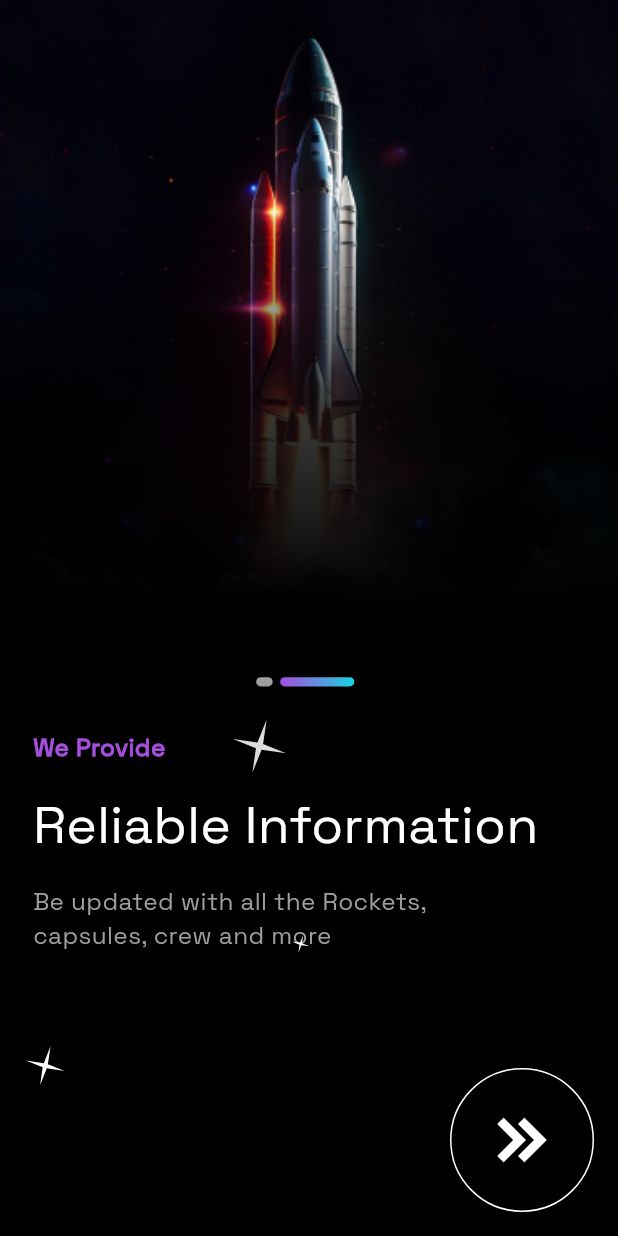
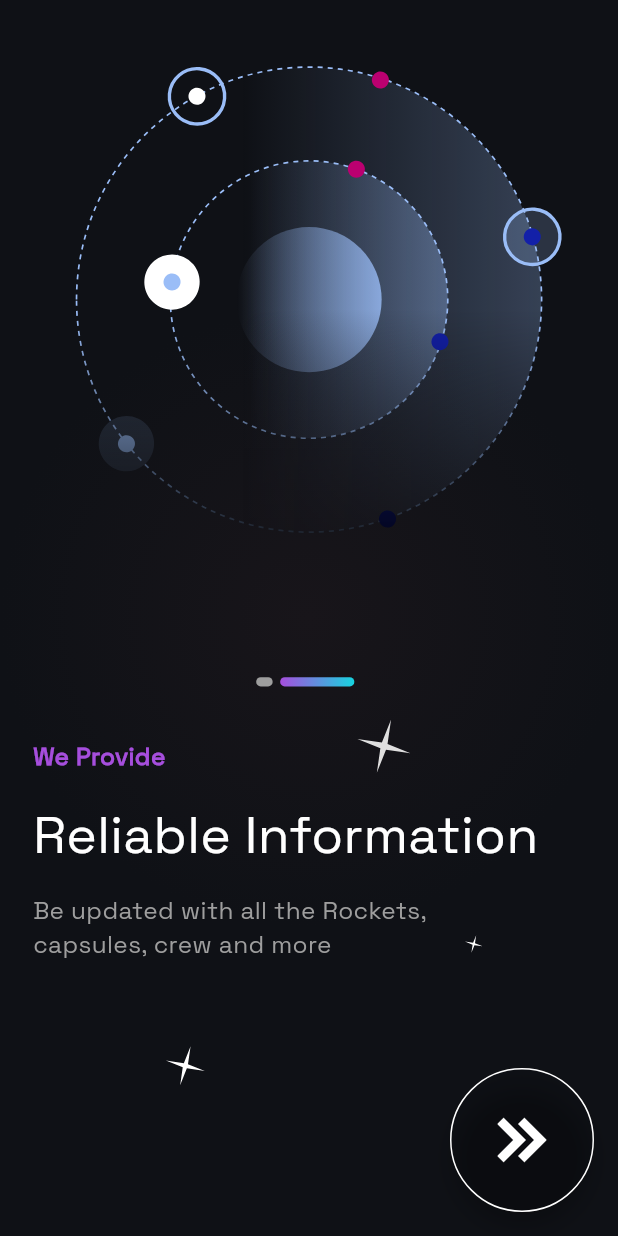
Before and after one commit to GalaxtXGate/GalaxtXGate, a Flutter app: the screen it shows after launch, after a tap on an icon or button, on a phone screen of 412 x 824 dp. Run offline on Flutter 3.47's test engine with Material 3 defaults, Android fonts, the light colour scheme and no system bars; our stand-ins replace animated_text_kit, cached_network_image, cloud_firestore, connectivity_plus, dartz, dio and 14 more; accounts and stored records are empty; project files that could hold a hidden picture were left out.

Commit message:
update cinflicts

```diff
--- a/flutter_native_splash.yaml
+++ b/flutter_native_splash.yaml
@@ -1,8 +1,8 @@
 flutter_native_splash:
 
-  color: "#1E1E1E"
+  color: "#181818"
   image: assets/icons/splash_logo.png
 
   android_12:
-    color: "#1E1E1E"
+    color: "#181818"
     image: assets/icons/splash_logo_android12.png
--- a/lib/features/about_company/screens/widgets/header_and_sapce_with_animated_text.dart
+++ b/lib/features/about_company/screens/widgets/header_and_sapce_with_animated_text.dart
@@ -32,8 +32,8 @@ class HeaderAndSpaceWithAnimatedText extends StatelessWidget {
                   ).createShader(rect),
               child: Positioned.fill(child: Image.asset(AppImages.space))),
           const DefultAppHeader(
-            title: "About SpaceX",
-            tag: "About SpaceX",
+            title: "About Space X",
+            tag: "About Space X",
           ),
           Positioned.fill(
             child: Padding(
--- a/lib/features/auth/screens/widgets/add_profile_picture.dart
+++ b/lib/features/auth/screens/widgets/add_profile_picture.dart
@@ -27,7 +27,7 @@ class AddProfilePicture extends StatelessWidget {
                 Center(
               child: value != null
                   ? ClipOval(
-                      child: Image.file(value!,
+                      child: Image.file(value,
                           width: 140, height: 140, fit: BoxFit.cover),
                     )
                   : ShaderMask(
--- a/lib/features/onboarding/data/models/content.dart
+++ b/lib/features/onboarding/data/models/content.dart
@@ -1,7 +1,6 @@
 import 'package:easy_localization/easy_localization.dart';
-import 'package:galaxyxgate/core/utils/app_images.dart';
+import 'package:galaxyxgate/core/utils/app_animations.dart';
 import 'package:galaxyxgate/core/utils/app_strings.dart';
-import 'package:galaxyxgate/core/utils/app_animations.dart';
 
 class Content {
   String image;
@@ -17,14 +16,14 @@ class Content {
 
 List<Content> content = [
   Content(
-      image: AppImages.moon,
-      text: AppStrings. welcomeTo.tr(),
+      image: AppAnimations.moon,
+      text: AppStrings.welcomeTo.tr(),
       title: AppStrings.galaxyXGate.tr(),
-      subTitle:  AppStrings.yourGuideToKnowingAllAboutSpaceXLaunches .tr()),
+      subTitle: AppStrings.yourGuideToKnowingAllAboutSpaceXLaunches.tr()),
   Content(
-      image: AppImages.rocket,
-      text: AppStrings.weProvide.tr(),
-      title:  AppStrings.reliableInformation.tr(),
-      subTitle: AppStrings.beUpdatedWithAllTheRocketsCapsulesCrew.tr(),),
-
+    image: AppAnimations.galaxy,
+    text: AppStrings.weProvide.tr(),
+    title: AppStrings.reliableInformation.tr(),
+    subTitle: AppStrings.beUpdatedWithAllTheRocketsCapsulesCrew.tr(),
+  ),
 ];
--- a/lib/features/onboarding/screens/onboarding_screen.dart
+++ b/lib/features/onboarding/screens/onboarding_screen.dart
@@ -1,13 +1,13 @@
 import 'package:easy_localization/easy_localization.dart';
 import 'package:flutter/material.dart';
 import 'package:galaxyxgate/core/routes/routes.dart';
-import 'package:galaxyxgate/core/themes/app_colors.dart';
 import 'package:galaxyxgate/core/utils/app_images.dart';
+import 'package:galaxyxgate/core/widgets/gradient_gray_background.dart';
 import 'package:galaxyxgate/features/onboarding/data/models/content.dart';
 import 'package:flutter_screenutil/flutter_screenutil.dart';
 import 'package:galaxyxgate/features/onboarding/screens/widget/custom_floatin_action_button.dart';
+import 'package:galaxyxgate/features/onboarding/screens/widget/onboarding_page_view.dart';
 import 'package:galaxyxgate/features/onboarding/screens/widget/page_indicator.dart';
-import 'package:galaxyxgate/features/onboarding/screens/widget/onboarding_page_view.dart';
 import 'package:galaxyxgate/features/onboarding/screens/widget/positioned_star_with_animation.dart';
 
 class OnBoardingScreen extends StatefulWidget {
@@ -27,7 +27,6 @@ class _OnBoardingScreenState extends State<OnBoardingScreen>
   @override
   void initState() {
     super.initState();
-
     initializePageController();
     initializeAnimationController();
     initializeAnimatedStars();
@@ -63,8 +62,8 @@ class _OnBoardingScreenState extends State<OnBoardingScreen>
   @override
   Widget build(BuildContext context) {
     return Scaffold(
-      backgroundColor: AppColors.black,
-      body: Stack(
+      body: GradientGrayBackground(
+        child: Stack(
           children: [
             //page view
             OnBoardingPageView(
@@ -85,27 +84,28 @@ class _OnBoardingScreenState extends State<OnBoardingScreen>
             PositionedStarWithAnimation(
               animation: _animatedStar1,
               bottom: 310.h,
-            right:  context.locale==Locale("en")?60.w:0,
-            left:   context.locale==Locale("en")?0:60.w,
+              right: context.locale == const Locale("en") ? -100 : 0,
+              left: context.locale == const Locale("en") ? 0 : -100.w,
               scale: 1.5,
             ),
             // Star #2
             PositionedStarWithAnimation(
               animation: _animatedStar2,
               bottom: 180.h,
-            right:  context.locale==Locale("en")?10.w:0,
-            left:   context.locale==Locale("en")?0:10.w,
+              right: context.locale == const Locale("en") ? -200.w : 0,
+              left: context.locale == const Locale("en") ? 0 : -200.w,
               scale: 0.5,
             ),
             // Star #3
             PositionedStarWithAnimation(
               animation: _animatedStar3,
               bottom: 100.h,
-            right:  context.locale==Locale("en")?320.w:0,
-            left:   context.locale==Locale("en")?0:320.w,
+              right: context.locale == const Locale("en") ? 150.w : 0,
+              left: context.locale == const Locale("en") ? 0 : 150.w,
               scale: 1.1,
             ),
           ],
+        ),
       ),
       // FloatingActionButton
       floatingActionButton: CustomFloatingActionButton(
--- a/lib/features/onboarding/screens/widget/onboarding_item.dart
+++ b/lib/features/onboarding/screens/widget/onboarding_item.dart
@@ -4,6 +4,7 @@ import 'package:galaxyxgate/core/themes/app_colors.dart';
 import 'package:galaxyxgate/core/themes/text_styles.dart';
 import 'package:galaxyxgate/features/onboarding/data/models/content.dart';
 import 'package:galaxyxgate/features/onboarding/screens/widget/gradient_Text.dart';
+import 'package:lottie/lottie.dart';
 
 class OnBoardingItem extends StatelessWidget {
   final Content content;
@@ -18,24 +19,22 @@ class OnBoardingItem extends StatelessWidget {
   @override
   Widget build(BuildContext context) {
     return ListView(
-      padding: EdgeInsets.zero,
       children: [
-        ShaderMask(
+        Transform.scale(
+          scale: 0.9,
+          child: ShaderMask(
               shaderCallback: (Rect rect) => const LinearGradient(
                       begin: Alignment.topCenter,
                       end: Alignment.bottomCenter,
                       colors: [
                         AppColors.white,
                         AppColors.white,
-                AppColors.deepGrey,
                         AppColors.black,
                       ]).createShader(rect),
-          child: Image.asset(
+              child: Lottie.asset(
+                fit: BoxFit.cover,
                 content.image,
-            height: 400.h,
-            width: MediaQuery.of(context).size.width,
-            fit: BoxFit.cover,
-          ),
+              )),
         ),
         Padding(
           padding: EdgeInsets.symmetric(horizontal: 20.w),
--- a/lib/main.dart
+++ b/lib/main.dart
@@ -8,17 +8,18 @@ import 'package:galaxyxgate/galaxy_x_gate_app.dart';
 import 'package:easy_localization/easy_localization.dart';
 
 import 'core/utils/app_assets.dart';
+
 void main() async {
   WidgetsFlutterBinding.ensureInitialized();
   await Firebase.initializeApp();
   await CacheHelper.init();
+  await EasyLocalization.ensureInitialized();
+
   setUpServiceLocator();
   getIt<AuthServices>().getCredintials();
   runApp(const MyApp());
   CacheHelper.init();
-  await EasyLocalization.ensureInitialized();
-  runApp(
-      EasyLocalization(
+  runApp(EasyLocalization(
     path: AppAssets.appTranslations,
     supportedLocales: const [
       Locale('en'),
@@ -27,8 +28,7 @@ void main() async {
     fallbackLocale: const Locale('ar'),
     startLocale: const Locale('en'),
     child: const MyApp(),
-      )
-  );
+  ));
 }
 
 class MyApp extends StatelessWidget {
--- a/pubspec.yaml
+++ b/pubspec.yaml
@@ -45,7 +45,7 @@ dependencies:
   flutter_bloc: ^8.1.5
   image_picker: ^1.1.0
   iconify_flutter: ^0.0.4
-  flutter_svg: 1.1.6
+  flutter_svg: ^1.1.6
   dartz: ^0.10.1
   skeletonizer: ^1.1.1
   shimmer: ^3.0.0
```
Also changed, not shown: lib/features/home/view/home_screen.dart (+7 -1 lines), lib/features/home/view/widgets/containers/category_container.dart (+6 -3 lines), lib/features/launches/screens/launches_page.dart (+5 -3 lines), pubspec.lock, 6 other files. Lines whose indentation alone changed are shown as unchanged.
